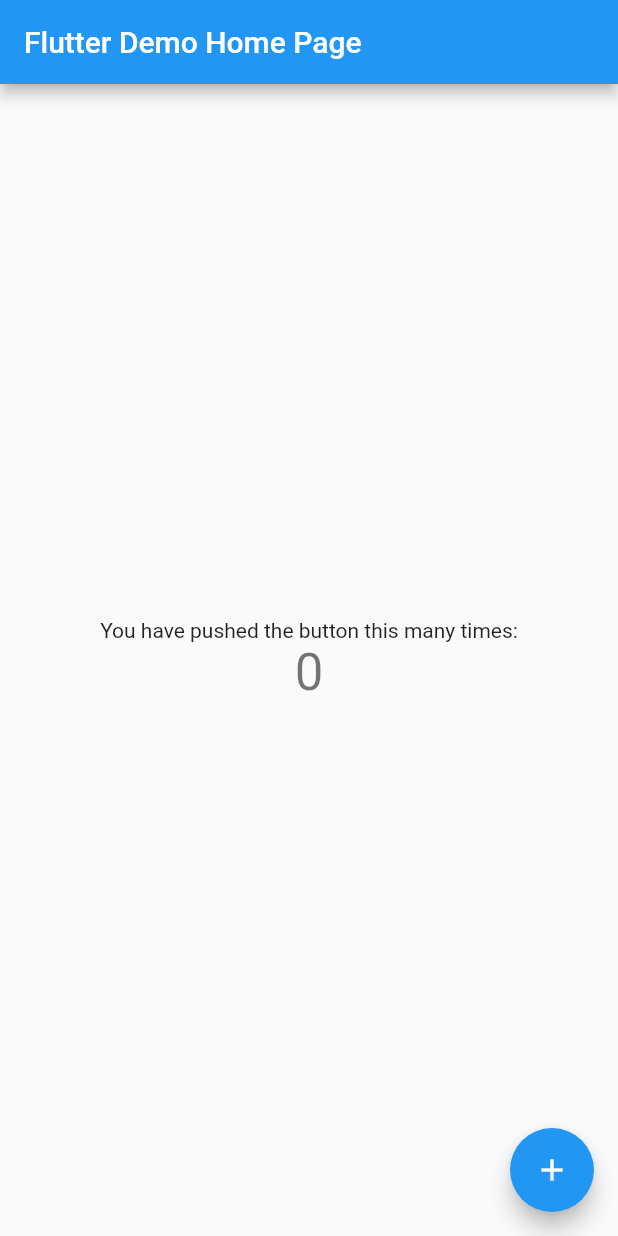
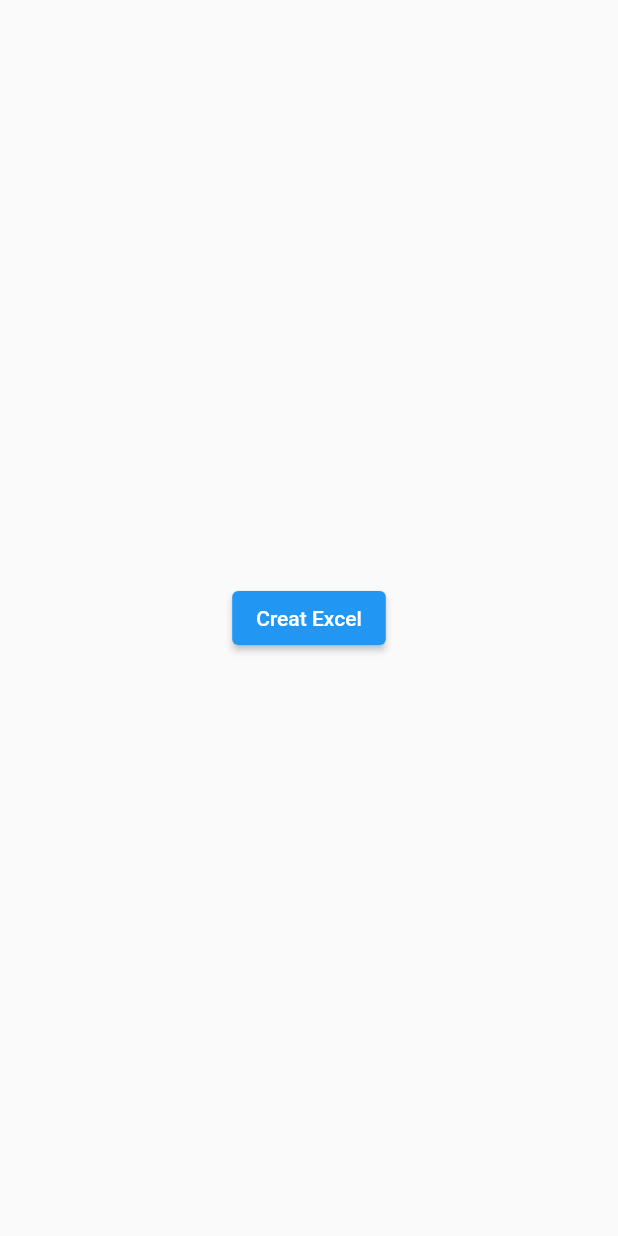
Before and after one commit to marianaoliveira1/MicrosoftExcel, a Flutter app: the screen it shows after launch, on a phone screen of 412 x 824 dp. Run offline on Flutter 3.47's test engine with Material 2 defaults, Android fonts, the phone set to English and light mode, and no system bars; missing offline and left inert: syncfusion_flutter_xlsio.

```diff
--- /dev/null
+++ b/lib/home/home.dart
@@ -0,0 +1,28 @@
+import 'package:flutter/material.dart';
+import 'package:syncfusion_flutter_xlsio/xlsio.dart';
+
+class HomePage extends StatefulWidget {
+  const HomePage({ Key? key }) : super(key: key);
+
+  @override
+  _HomePageState createState() => _HomePageState();
+}
+
+class _HomePageState extends State<HomePage> {
+  @override
+  Widget build(BuildContext context) {
+    return Scaffold(
+      body: Center(
+        child: ElevatedButton(
+          child: Text("Creat Excel"),
+          onPressed: createExcel,),),
+    );
+  }
+
+  Future<void> createExcel() async {
+    final Workbook workbook = Workbook();
+    final List<int> bytes = workbook.saveAsStream();
+    workbook.dispose();
+
+  }
+}
--- a/lib/main.dart
+++ b/lib/main.dart
@@ -1,3 +1,4 @@
+import 'package:excelmicrosoft/home/home.dart';
 import 'package:flutter/material.dart';
 
 void main() {
@@ -6,110 +7,12 @@ void main() {
 
 class MyApp extends StatelessWidget {
   const MyApp({Key? key}) : super(key: key);
-
-  // This widget is the root of your application.
   @override
   Widget build(BuildContext context) {
     return MaterialApp(
       title: 'Flutter Demo',
-      theme: ThemeData(
-        // This is the theme of your application.
-        //
-        // Try running your application with "flutter run". You'll see the
-        // application has a blue toolbar. Then, without quitting the app, try
-        // changing the primarySwatch below to Colors.green and then invoke
-        // "hot reload" (press "r" in the console where you ran "flutter run",
-        // or simply save your changes to "hot reload" in a Flutter IDE).
-        // Notice that the counter didn't reset back to zero; the application
-        // is not restarted.
-        primarySwatch: Colors.blue,
-      ),
-      home: const MyHomePage(title: 'Flutter Demo Home Page'),
+      theme: ThemeData(),
+      home: const HomePage(),
     );
   }
 }
-
-class MyHomePage extends StatefulWidget {
-  const MyHomePage({Key? key, required this.title}) : super(key: key);
-
-  // This widget is the home page of your application. It is stateful, meaning
-  // that it has a State object (defined below) that contains fields that affect
-  // how it looks.
-
-  // This class is the configuration for the state. It holds the values (in this
-  // case the title) provided by the parent (in this case the App widget) and
-  // used by the build method of the State. Fields in a Widget subclass are
-  // always marked "final".
-
-  final String title;
-
-  @override
-  State<MyHomePage> createState() => _MyHomePageState();
-}
-
-class _MyHomePageState extends State<MyHomePage> {
-  int _counter = 0;
-
-  void _incrementCounter() {
-    setState(() {
-      // This call to setState tells the Flutter framework that something has
-      // changed in this State, which causes it to rerun the build method below
-      // so that the display can reflect the updated values. If we changed
-      // _counter without calling setState(), then the build method would not be
-      // called again, and so nothing would appear to happen.
-      _counter++;
-    });
-  }
-
-  @override
-  Widget build(BuildContext context) {
-    // This method is rerun every time setState is called, for instance as done
-    // by the _incrementCounter method above.
-    //
-    // The Flutter framework has been optimized to make rerunning build methods
-    // fast, so that you can just rebuild anything that needs updating rather
-    // than having to individually change instances of widgets.
-    return Scaffold(
-      appBar: AppBar(
-        // Here we take the value from the MyHomePage object that was created by
-        // the App.build method, and use it to set our appbar title.
-        title: Text(widget.title),
-      ),
-      body: Center(
-        // Center is a layout widget. It takes a single child and positions it
-        // in the middle of the parent.
-        child: Column(
-          // Column is also a layout widget. It takes a list of children and
-          // arranges them vertically. By default, it sizes itself to fit its
-          // children horizontally, and tries to be as tall as its parent.
-          //
-          // Invoke "debug painting" (press "p" in the console, choose the
-          // "Toggle Debug Paint" action from the Flutter Inspector in Android
-          // Studio, or the "Toggle Debug Paint" command in Visual Studio Code)
-          // to see the wireframe for each widget.
-          //
-          // Column has various properties to control how it sizes itself and
-          // how it positions its children. Here we use mainAxisAlignment to
-          // center the children vertically; the main axis here is the vertical
-          // axis because Columns are vertical (the cross axis would be
-          // horizontal).
-          mainAxisAlignment: MainAxisAlignment.center,
-          children: <Widget>[
-            const Text(
-              'You have pushed the button this many times:',
-            ),
-            Text(
-              '$_counter',
-              style: Theme.of(context).textTheme.headline4,
-            ),
-          ],
-        ),
-      ),
-      floatingActionButton: FloatingActionButton(
-        onPressed: _incrementCounter,
-        tooltip: 'Increment',
-        child: const Icon(Icons.add),
-      ), // This trailing comma makes auto-formatting nicer for build methods.
-    );
-  }
-}
--- a/pubspec.yaml
+++ b/pubspec.yaml
@@ -29,6 +29,9 @@ environment:
 dependencies:
   flutter:
     sdk: flutter
+  syncfusion_flutter_xlsio: ^19.1.64-beta
+  path_provider: ^2.0.1
+  open_file: ^3.2.1
 
 
   # The following adds the Cupertino Icons font to your application.
```
Also changed, not shown: pubspec.lock.
